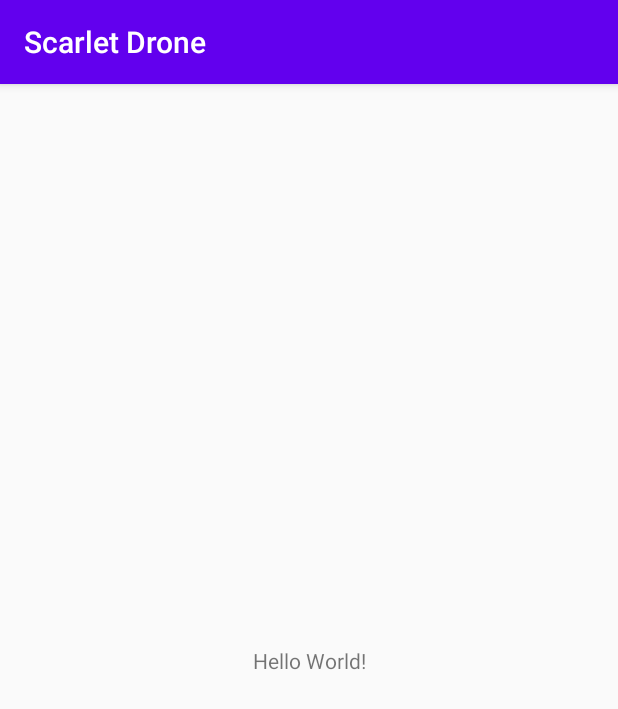
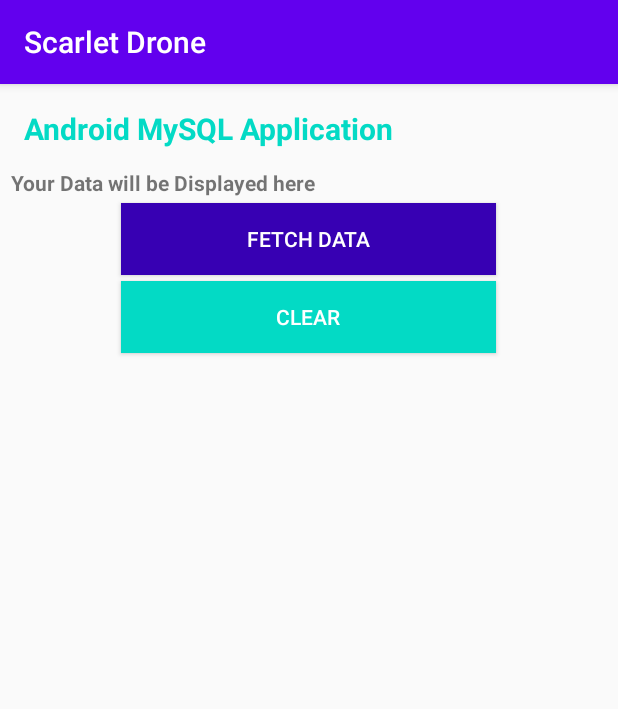
Before and after one commit to TheGreatestHacker/Android-Studio, an Android app: the screen it shows after launch (MainActivity), on a phone screen of 412 x 824 dp. Shown: the top 709 px of the screen. Run offline under Robolectric (Android 15) with nearby library versions, the phone set to English and light mode, and no system bars.

Commit message:
Create a test layout

```diff
--- a/ScarletDrone/app/src/main/res/layout/activity_main.xml
+++ b/ScarletDrone/app/src/main/res/layout/activity_main.xml
@@ -1,18 +1,51 @@
 <?xml version="1.0" encoding="utf-8"?>
-<androidx.constraintlayout.widget.ConstraintLayout xmlns:android="http://schemas.android.com/apk/res/android"
+<LinearLayout xmlns:android="http://schemas.android.com/apk/res/android"
     xmlns:app="http://schemas.android.com/apk/res-auto"
     xmlns:tools="http://schemas.android.com/tools"
     android:layout_width="match_parent"
     android:layout_height="match_parent"
-    tools:context=".MainActivity">
+    android:fitsSystemWindows="true"
+    android:orientation="vertical"
+    android:padding="5dp">
 
     <TextView
+        android:layout_width="match_parent"
+        android:layout_height="wrap_content"
+        android:layout_margin="5dp"
+        android:padding="5dp"
+        android:text="Android MySQL Application"
+        android:textColor="@color/colorAccent"
+        android:textSize="20sp"
+        android:textStyle="bold" />
+
+    <TextView
+        android:id="@+id/txtData"
+        android:layout_width="match_parent"
+        android:layout_height="wrap_content"
+        android:layout_margin="2dp"
+        android:text="Your Data will be Displayed here"
+        android:textStyle="bold" />
+
+    <Button
+        android:id="@+id/btnFetch"
         android:layout_width="wrap_content"
         android:layout_height="wrap_content"
-        android:text="Hello World!"
-        app:layout_constraintBottom_toBottomOf="parent"
-        app:layout_constraintLeft_toLeftOf="parent"
-        app:layout_constraintRight_toRightOf="parent"
-        app:layout_constraintTop_toTopOf="parent" />
+        android:layout_gravity="center_horizontal"
+        android:layout_margin="2dp"
+        android:background="@color/colorPrimaryDark"
+        android:minWidth="250dp"
+        android:text="Fetch Data"
+        android:textColor="#fff" />
 
-</androidx.constraintlayout.widget.ConstraintLayout>
+    <Button
+        android:id="@+id/btnClear"
+        android:layout_width="wrap_content"
+        android:layout_height="wrap_content"
+        android:layout_gravity="center_horizontal"
+        android:layout_margin="2dp"
+        android:background="@color/colorAccent"
+        android:minWidth="250dp"
+        android:text="Clear"
+        android:textColor="#fff" />
+
+</LinearLayout>
```
